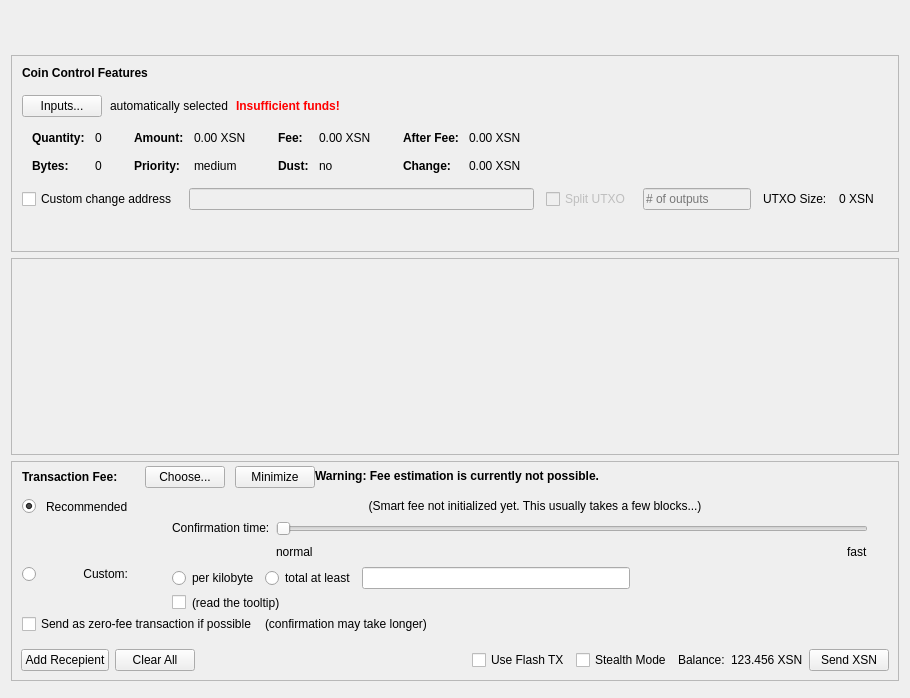
X9Developers/XSN, file src/qt/forms/sendcoinsdialog.ui: the form before one commit.
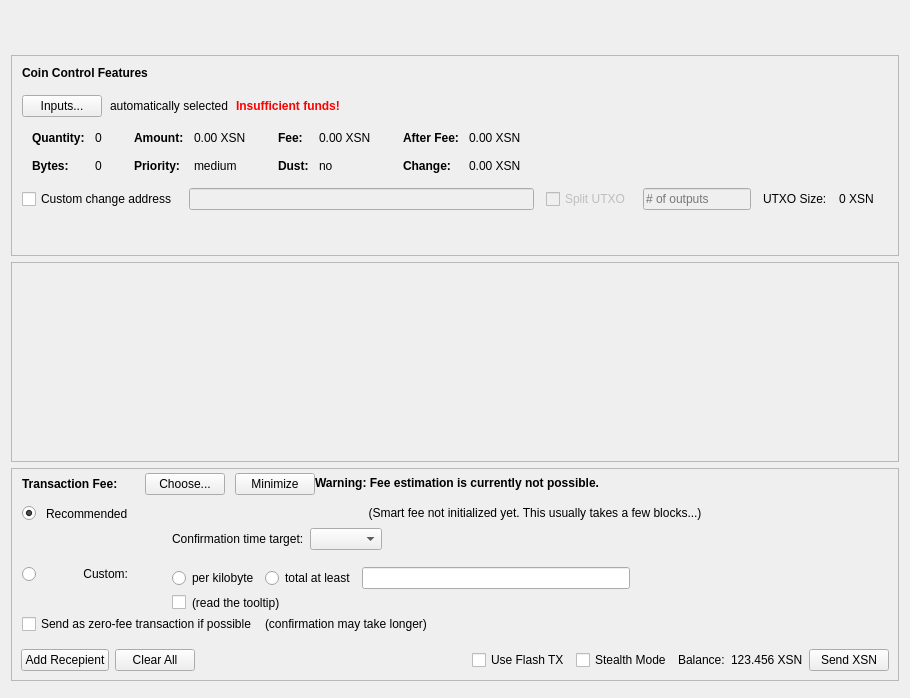
The form after the commit. Custom widgets are drawn as their Qt base class.

Diff of the .ui file:
```diff
--- a/src/qt/forms/sendcoinsdialog.ui
+++ b/src/qt/forms/sendcoinsdialog.ui
@@ -679,7 +679,7 @@
            <x>0</x>
            <y>0</y>
            <width>890</width>
-           <height>135</height>
+           <height>141</height>
           </rect>
          </property>
          <layout class="QVBoxLayout" name="verticalLayout_2" stretch="0,1">
@@ -1089,94 +1089,38 @@
                       <item>
                        <widget class="QLabel" name="labelSmartFee3">
                         <property name="text">
-                         <string>Confirmation time:</string>
+                         <string>Confirmation time target:</string>
                         </property>
                         <property name="margin">
                          <number>2</number>
                         </property>
                        </widget>
                       </item>
+                     </layout>
+                    </item>
+                    <item>
+                     <layout class="QHBoxLayout" name="horizontalLayout_2">
+                      <property name="rightMargin">
+                       <number>30</number>
+                      </property>
                       <item>
-                       <spacer name="verticalSpacer_3">
+                       <widget class="QComboBox" name="confTargetSelector"/>
+                      </item>
+                      <item>
+                       <spacer name="horizontalSpacer_3">
                         <property name="orientation">
-                         <enum>Qt::Vertical</enum>
+                         <enum>Qt::Horizontal</enum>
                         </property>
                         <property name="sizeHint" stdset="0">
                          <size>
-                          <width>1</width>
-                          <height>1</height>
+                          <width>40</width>
+                          <height>20</height>
                          </size>
                         </property>
                        </spacer>
                       </item>
                      </layout>
                     </item>
-                    <item>
-                     <layout class="QVBoxLayout" name="verticalLayoutFee5">
-                      <property name="rightMargin">
-                       <number>30</number>
-                      </property>
-                      <item>
-                       <widget class="QSlider" name="sliderSmartFee">
-                        <property name="minimum">
-                         <number>0</number>
-                        </property>
-                        <property name="maximum">
-                         <number>24</number>
-                        </property>
-                        <property name="pageStep">
-                         <number>1</number>
-                        </property>
-                        <property name="value">
-                         <number>0</number>
-                        </property>
-                        <property name="orientation">
-                         <enum>Qt::Horizontal</enum>
-                        </property>
-                        <property name="invertedAppearance">
-                         <bool>false</bool>
-                        </property>
-                        <property name="invertedControls">
-                         <bool>false</bool>
-                        </property>
-                        <property name="tickPosition">
-                         <enum>QSlider::NoTicks</enum>
-                        </property>
-                       </widget>
-                      </item>
-                      <item>
-                       <layout class="QHBoxLayout" name="horizontalLayoutFee10">
-                        <item>
-                         <widget class="QLabel" name="labelSmartFeeNormal">
-                          <property name="text">
-                           <string>normal</string>
-                          </property>
-                         </widget>
-                        </item>
-                        <item>
-                         <spacer name="horizontalSpacer_3">
-                          <property name="orientation">
-                           <enum>Qt::Horizontal</enum>
-                          </property>
-                          <property name="sizeHint" stdset="0">
-                           <size>
-                            <width>40</width>
-                            <height>20</height>
-                           </size>
-                          </property>
-                         </spacer>
-                        </item>
-                        <item>
-                         <widget class="QLabel" name="labelSmartFeeFast">
-                          <property name="text">
-                           <string>fast</string>
-                          </property>
-                         </widget>
-                        </item>
-                       </layout>
-                      </item>
-                     </layout>
-                    </item>
                    </layout>
                   </item>
                   <item>
@@ -1186,8 +1130,8 @@
                     </property>
                     <property name="sizeHint" stdset="0">
                      <size>
-                      <width>1</width>
-                      <height>1</height>
+                      <width>13</width>
+                      <height>13</height>
                      </size>
                     </property>
                    </spacer>
```
Left out of the diff: 136 changed lines with no effect on the pictures.
